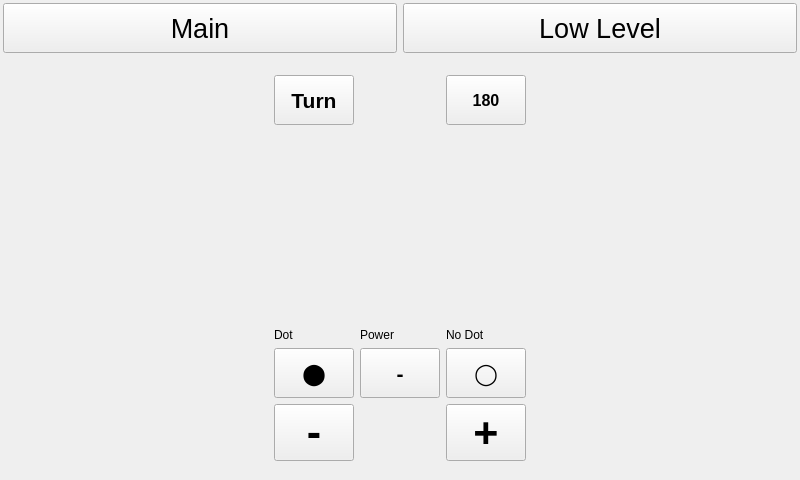
The window that src/mainwindow.ui (cilo72/raspi_turntable) describes before a commit, drawn with Qt 5.
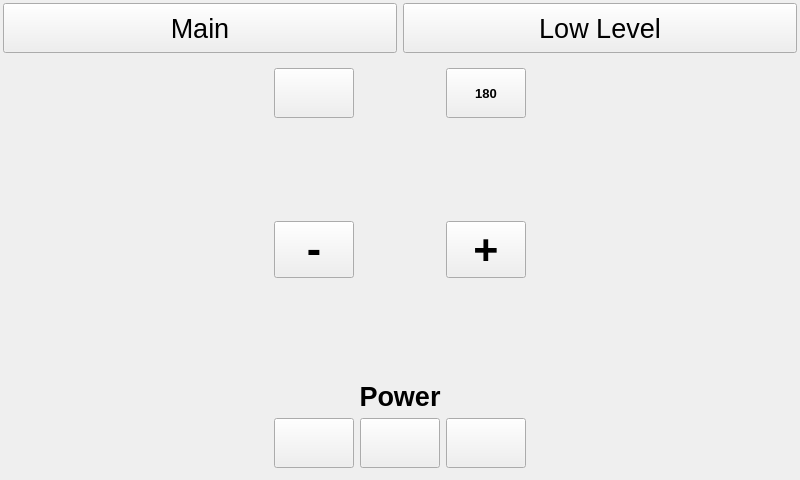
The same window after the commit. Icons and pictures are not drawn.

The edit to the form file:
```diff
--- a/src/mainwindow.ui
+++ b/src/mainwindow.ui
@@ -96,70 +96,36 @@
          <layout class="QHBoxLayout" name="horizontalLayoutDisplay"/>
         </item>
         <item>
-         <layout class="QGridLayout" name="gridLayout_2">
+         <layout class="QGridLayout" name="gridLayout_2" columnstretch="0,0,0" columnminimumwidth="0,0,0">
           <property name="leftMargin">
-           <number>7</number>
+           <number>0</number>
           </property>
           <property name="topMargin">
-           <number>7</number>
+           <number>0</number>
           </property>
           <property name="rightMargin">
-           <number>7</number>
+           <number>0</number>
           </property>
           <property name="bottomMargin">
-           <number>7</number>
+           <number>0</number>
           </property>
-          <item row="4" column="4">
-           <widget class="QPushButton" name="pushButtonPlus">
-            <property name="minimumSize">
-             <size>
-              <width>80</width>
-              <height>50</height>
-             </size>
-            </property>
-            <property name="maximumSize">
-             <size>
-              <width>80</width>
-              <height>80</height>
-             </size>
-            </property>
+          <item row="5" column="0" colspan="3">
+           <widget class="QLabel" name="label">
             <property name="font">
              <font>
-              <pointsize>32</pointsize>
+              <pointsize>20</pointsize>
               <bold>true</bold>
              </font>
             </property>
             <property name="text">
-             <string>+</string>
+             <string>Power</string>
             </property>
-           </widget>
-          </item>
-          <item row="4" column="2">
-           <widget class="QPushButton" name="pushButtonMinus">
-            <property name="minimumSize">
-             <size>
-              <width>80</width>
-              <height>50</height>
-             </size>
+            <property name="alignment">
+             <set>Qt::AlignCenter</set>
             </property>
-            <property name="maximumSize">
-             <size>
-              <width>80</width>
-              <height>80</height>
-             </size>
-            </property>
-            <property name="font">
-             <font>
-              <pointsize>32</pointsize>
-              <bold>true</bold>
-             </font>
-            </property>
-            <property name="text">
-             <string>-</string>
-            </property>
            </widget>
           </item>
-          <item row="3" column="4">
+          <item row="6" column="2">
            <widget class="QPushButton" name="pushButton_7">
             <property name="minimumSize">
              <size>
@@ -179,12 +145,18 @@
               <bold>true</bold>
              </font>
             </property>
-            <property name="text">
-             <string>◯</string>
+            <property name="styleSheet">
+             <string notr="true">
+QPushButton {
+    padding-top: 5px;
+    padding-bottom: 5px;        
+    image: url(:/images/circle-empty.svg);
+}
+</string>
             </property>
            </widget>
           </item>
-          <item row="3" column="2">
+          <item row="6" column="0">
            <widget class="QPushButton" name="pushButton_6">
             <property name="maximumSize">
              <size>
@@ -198,88 +170,17 @@
               <bold>true</bold>
              </font>
             </property>
-            <property name="text">
-             <string>⬤</string>
-            </property>
-           </widget>
-          </item>
-          <item row="3" column="3">
-           <widget class="QPushButton" name="pushButton_9">
-            <property name="minimumSize">
-             <size>
-              <width>80</width>
-              <height>50</height>
-             </size>
-            </property>
-            <property name="maximumSize">
-             <size>
-              <width>80</width>
-              <height>50</height>
-             </size>
-            </property>
-            <property name="font">
-             <font>
-              <pointsize>16</pointsize>
-              <bold>true</bold>
-             </font>
-            </property>
-            <property name="text">
-             <string>-</string>
-            </property>
-           </widget>
-          </item>
-          <item row="2" column="4">
-           <widget class="QLabel" name="label_12">
-            <property name="sizePolicy">
-             <sizepolicy hsizetype="Maximum" vsizetype="Preferred">
-              <horstretch>0</horstretch>
-              <verstretch>0</verstretch>
-             </sizepolicy>
-            </property>
-            <property name="text">
-             <string>No Dot</string>
+            <property name="styleSheet">
+             <string notr="true">QPushButton {
+    padding-top: 5px;
+    padding-bottom: 5px;
+    image: url(:/images/circle-full.svg);
+}
+</string>
             </property>
            </widget>
           </item>
           <item row="0" column="2">
-           <widget class="QPushButton" name="pushButton_5">
-            <property name="minimumSize">
-             <size>
-              <width>80</width>
-              <height>50</height>
-             </size>
-            </property>
-            <property name="maximumSize">
-             <size>
-              <width>80</width>
-              <height>50</height>
-             </size>
-            </property>
-            <property name="font">
-             <font>
-              <pointsize>16</pointsize>
-              <bold>true</bold>
-             </font>
-            </property>
-            <property name="text">
-             <string>Turn</string>
-            </property>
-           </widget>
-          </item>
-          <item row="2" column="2">
-           <widget class="QLabel" name="label_8">
-            <property name="sizePolicy">
-             <sizepolicy hsizetype="Maximum" vsizetype="Preferred">
-              <horstretch>0</horstretch>
-              <verstretch>0</verstretch>
-             </sizepolicy>
-            </property>
-            <property name="text">
-             <string>Dot</string>
-            </property>
-           </widget>
-          </item>
-          <item row="0" column="4">
            <widget class="QPushButton" name="pushButton_8">
             <property name="minimumSize">
              <size>
@@ -295,19 +196,55 @@
             </property>
             <property name="font">
              <font>
-              <pointsize>12</pointsize>
+              <pointsize>10</pointsize>
               <bold>true</bold>
              </font>
             </property>
             <property name="styleSheet">
-             <string notr="true">image: url(:/images/images/refresh.svg);</string>
+             <string notr="true">QPushButton {
+     padding-top: 5px;
+     padding-bottom: 5px;
+	image: url(:/images/refresh.svg);
+}</string>
             </property>
             <property name="text">
              <string>180</string>
             </property>
            </widget>
           </item>
-          <item row="1" column="2">
+          <item row="0" column="0">
+           <widget class="QPushButton" name="pushButton_5">
+            <property name="minimumSize">
+             <size>
+              <width>80</width>
+              <height>50</height>
+             </size>
+            </property>
+            <property name="maximumSize">
+             <size>
+              <width>80</width>
+              <height>50</height>
+             </size>
+            </property>
+            <property name="font">
+             <font>
+              <pointsize>16</pointsize>
+              <bold>true</bold>
+             </font>
+            </property>
+            <property name="styleSheet">
+             <string notr="true">QPushButton {
+     padding-top: 5px;
+     padding-bottom: 5px;
+     image: url(:/images/rotate-right.svg);
+}</string>
+            </property>
+            <property name="text">
+             <string/>
+            </property>
+           </widget>
+          </item>
+          <item row="3" column="1">
            <spacer name="verticalSpacer_3">
             <property name="orientation">
              <enum>Qt::Vertical</enum>
@@ -320,13 +257,103 @@
             </property>
            </spacer>
           </item>
-          <item row="2" column="3">
-           <widget class="QLabel" name="label">
+          <item row="6" column="1">
+           <widget class="QPushButton" name="pushButton_9">
+            <property name="minimumSize">
+             <size>
+              <width>80</width>
+              <height>50</height>
+             </size>
+            </property>
+            <property name="maximumSize">
+             <size>
+              <width>80</width>
+              <height>50</height>
+             </size>
+            </property>
+            <property name="font">
+             <font>
+              <pointsize>16</pointsize>
+              <bold>true</bold>
+             </font>
+            </property>
+            <property name="styleSheet">
+             <string notr="true">
+QPushButton {
+    padding-top: 5px;
+    padding-bottom: 5px;    
+    image: url(:/images/power.svg);
+}
+</string>
+            </property>
             <property name="text">
-             <string>Power</string>
+             <string/>
             </property>
            </widget>
           </item>
+          <item row="2" column="2">
+           <widget class="QPushButton" name="pushButtonPlus">
+            <property name="minimumSize">
+             <size>
+              <width>80</width>
+              <height>50</height>
+             </size>
+            </property>
+            <property name="maximumSize">
+             <size>
+              <width>80</width>
+              <height>80</height>
+             </size>
+            </property>
+            <property name="font">
+             <font>
+              <pointsize>32</pointsize>
+              <bold>true</bold>
+             </font>
+            </property>
+            <property name="text">
+             <string>+</string>
+            </property>
+           </widget>
+          </item>
+          <item row="2" column="0">
+           <widget class="QPushButton" name="pushButtonMinus">
+            <property name="minimumSize">
+             <size>
+              <width>80</width>
+              <height>50</height>
+             </size>
+            </property>
+            <property name="maximumSize">
+             <size>
+              <width>80</width>
+              <height>80</height>
+             </size>
+            </property>
+            <property name="font">
+             <font>
+              <pointsize>32</pointsize>
+              <bold>true</bold>
+             </font>
+            </property>
+            <property name="text">
+             <string>-</string>
+            </property>
+           </widget>
+          </item>
+          <item row="1" column="0">
+           <spacer name="verticalSpacer_6">
+            <property name="orientation">
+             <enum>Qt::Vertical</enum>
+            </property>
+            <property name="sizeHint" stdset="0">
+             <size>
+              <width>20</width>
+              <height>40</height>
+             </size>
+            </property>
+           </spacer>
+          </item>
          </layout>
         </item>
        </layout>
```
